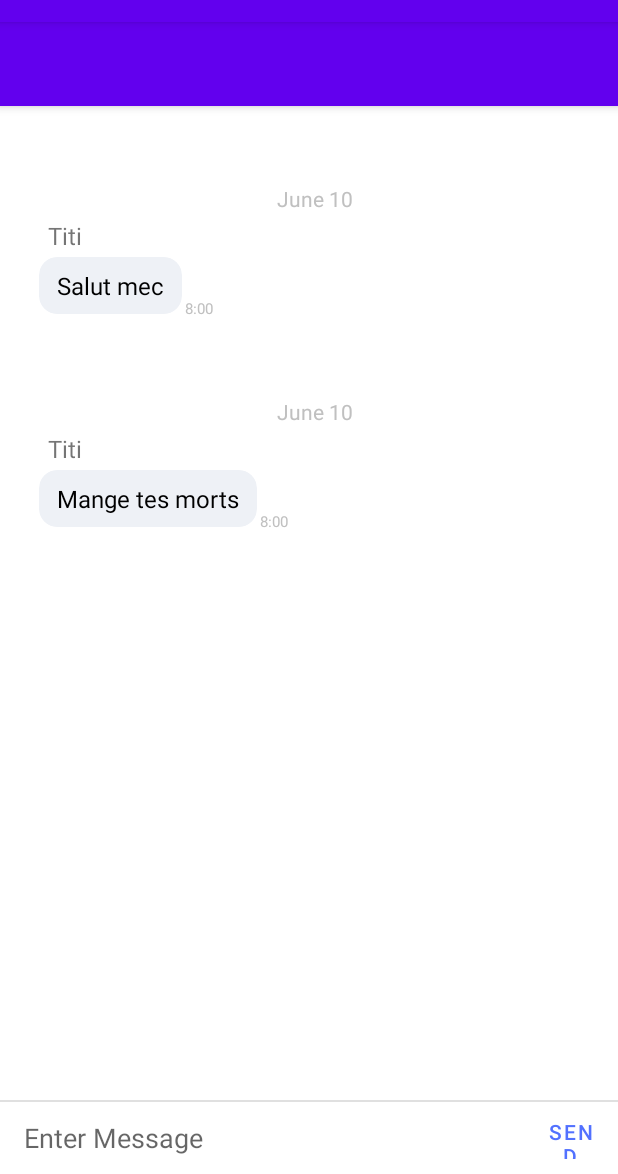
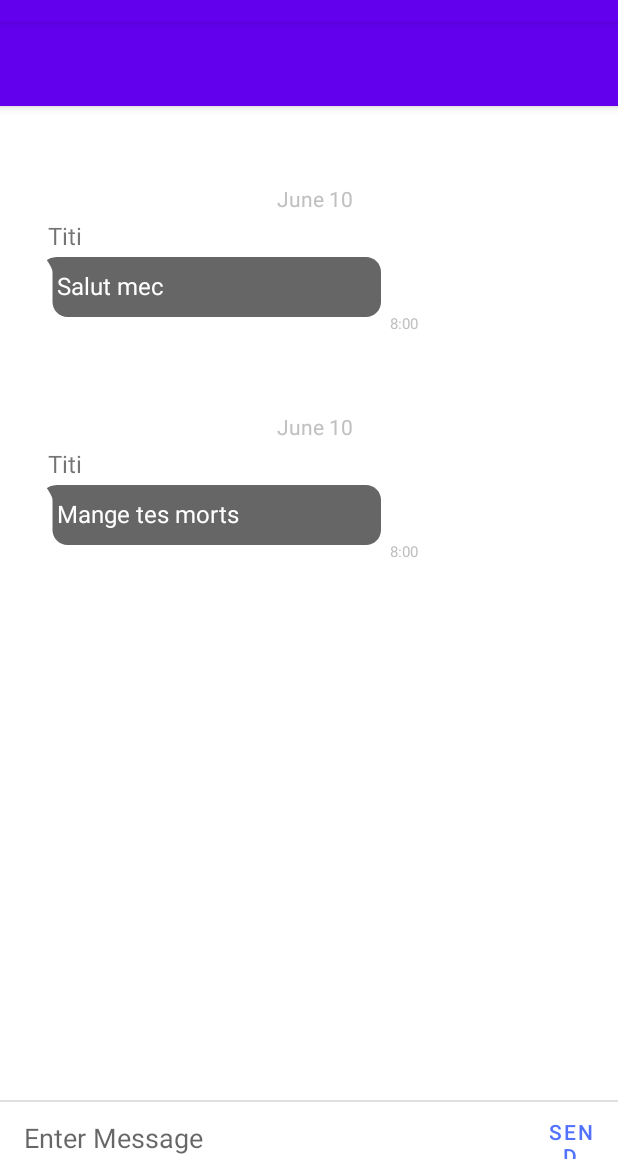
Before and after one commit to AnojanYogeswaran/LetUsDiscuss, an Android app: the MessageFragment screen opened directly, with no data from a screen before it, on a phone screen of 412 x 824 dp, the part 62-1236 px from its top. Run offline under Robolectric (Android 15) with nearby library versions, the phone set to English and light mode, and no system bars; our stand-ins replace Firebase (no records; nobody signed in at launch, a user with empty details on screens opened directly).

Commit message:
drawables

```diff
--- /dev/null
+++ b/app/src/main/res/drawable/chatleft.xml
@@ -0,0 +1,16 @@
+<vector xmlns:android="http://schemas.android.com/apk/res/android"
+    android:width="232dp"
+    android:height="48dp"
+    android:viewportWidth="232"
+    android:viewportHeight="48">
+    <group>
+        <path
+            android:fillColor="#FFC4C4C4"
+            android:pathData="M4.01 0.5C4.51 1 10.46 8.86 9.51 13l9.5-13s-15.5 0-15 0.5Z"/>
+    </group>
+    <group>
+        <path
+            android:fillColor="#FFC4C4C4"
+            android:pathData="M228 30c0 5.52-4.48 10-10 10l-198.99 0c-5.52 0-10-4.48-10-10l0-20c0-5.52 4.48-10 10-10l198.99 0c5.52 0 10 4.48 10 10z"/>
+    </group>
+</vector>
--- a/app/src/main/res/layout/item_message_other.xml
+++ b/app/src/main/res/layout/item_message_other.xml
@@ -44,7 +44,7 @@
         android:id="@+id/card_gchat_message_other"
         android:layout_width="wrap_content"
         android:layout_height="wrap_content"
-        app:cardBackgroundColor="#eef1f6"
+
         app:cardCornerRadius="12dp"
         app:cardElevation="0dp"
         app:cardPreventCornerOverlap="false"
@@ -56,6 +56,8 @@
             android:id="@+id/layout_gchat_container_other"
             android:layout_width="wrap_content"
             android:layout_height="wrap_content"
+            android:background="@drawable/chatleft"
+            android:backgroundTint="@color/darkGray"
             android:orientation="vertical">
 
             <TextView
@@ -68,7 +70,7 @@
                 android:paddingTop="8dp"
                 android:paddingRight="12dp"
                 android:text="Message"
-                android:textColor="#000000"
+                android:textColor="#ffff"
                 android:textSize="16sp" />
         </LinearLayout>
 
--- a/app/src/main/res/values/colors.xml
+++ b/app/src/main/res/values/colors.xml
@@ -9,4 +9,5 @@
     <color name="white">#FFFFFFFF</color>
     <color name="blue">#5271FF</color>
     <color name="gray">#C4C4C4</color>
+    <color name="darkGray">#666666</color>
 </resources>
```
Also changed, not shown: app/src/main/res/drawable/chatright.xml (added, +16 -0 lines), app/src/main/res/layout/item_message_me.xml (+6 -3 lines).
